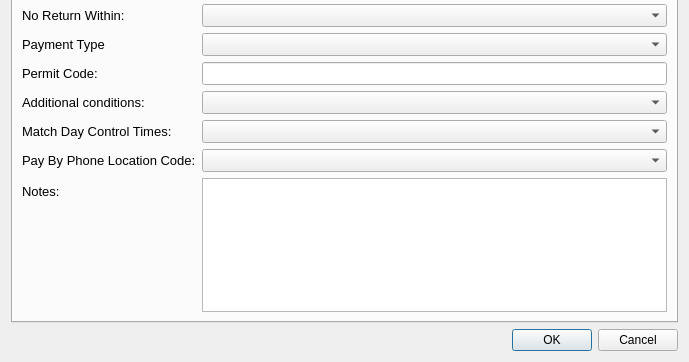
Above: ui/Bays_field.ui from tlh22/restrictionsWithGNSS before the change; both pictures show x 0 to 689 and y 188 to 550 of the 689 by 550 pixel window. Below: the same form after it.
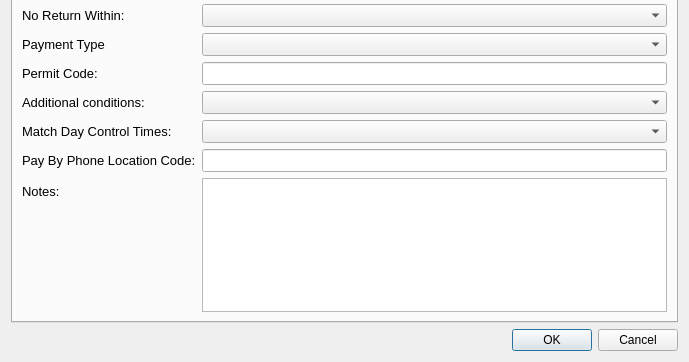
That is the form after the change.

Commit message: add completer on lineedit to PayByPhoneArea

The edit to the form file:
```diff
--- a/ui/Bays_field.ui
+++ b/ui/Bays_field.ui
@@ -298,7 +298,7 @@
         </widget>
        </item>
        <item row="11" column="1">
-        <widget class="QComboBox" name="PayParkingAreaID"/>
+        <widget class="QLineEdit" name="PayParkingAreaID"/>
        </item>
       </layout>
      </widget>
```
The commit also changes 1 other file.
